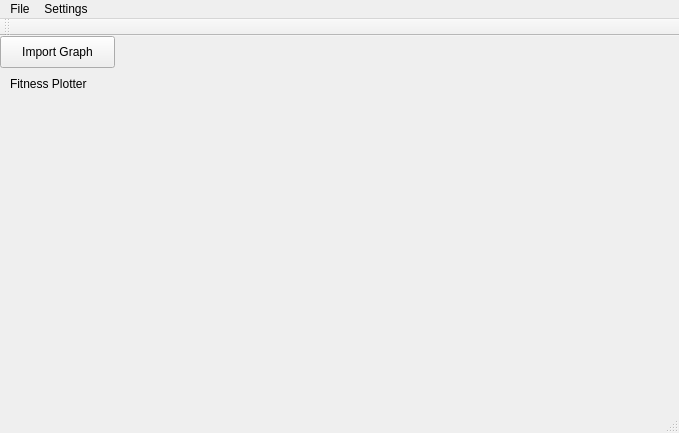
First picture: the form in src/mainwindow.ui, repository RochauD/Clusterer, before the edit.
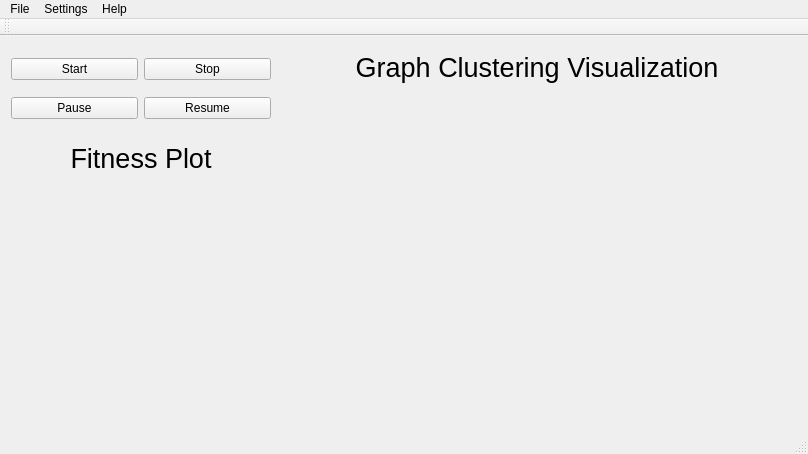
Second picture: the form after the edit.

Patch:
```diff
--- a/src/mainwindow.ui
+++ b/src/mainwindow.ui
@@ -6,47 +6,118 @@
    <rect>
     <x>0</x>
     <y>0</y>
-    <width>679</width>
-    <height>433</height>
+    <width>808</width>
+    <height>454</height>
    </rect>
   </property>
   <property name="windowTitle">
-   <string>MainWindow</string>
+   <string>Clusterer</string>
+  </property>
+  <property name="windowOpacity">
+   <double>1.000000000000000</double>
+  </property>
+  <property name="layoutDirection">
+   <enum>Qt::LeftToRight</enum>
+  </property>
+  <property name="locale">
+   <locale language="English" country="UnitedStates"/>
   </property>
   <widget class="QWidget" name="centralWidget">
-   <widget class="QPushButton" name="pushButton">
-    <property name="geometry">
-     <rect>
-      <x>0</x>
-      <y>0</y>
-      <width>115</width>
-      <height>32</height>
-     </rect>
-    </property>
-    <property name="text">
-     <string>Import Graph</string>
-    </property>
-   </widget>
-   <widget class="QLabel" name="label">
-    <property name="geometry">
-     <rect>
-      <x>10</x>
-      <y>40</y>
-      <width>101</width>
-      <height>16</height>
-     </rect>
-    </property>
-    <property name="text">
-     <string>Fitness Plotter</string>
-    </property>
-   </widget>
+   <layout class="QGridLayout" name="gridLayout_4">
+    <item row="0" column="0">
+     <layout class="QGridLayout" name="gridLayout_2">
+      <item row="0" column="0" rowspan="2">
+       <layout class="QGridLayout" name="gridLayout_3">
+        <item row="1" column="0">
+         <widget class="QPushButton" name="pushButton_2">
+          <property name="text">
+           <string>Pause</string>
+          </property>
+         </widget>
+        </item>
+        <item row="0" column="0">
+         <widget class="QPushButton" name="pushButton">
+          <property name="text">
+           <string>Start</string>
+          </property>
+         </widget>
+        </item>
+        <item row="0" column="1">
+         <widget class="QPushButton" name="pushButton_4">
+          <property name="text">
+           <string>Stop</string>
+          </property>
+         </widget>
+        </item>
+        <item row="1" column="1">
+         <widget class="QPushButton" name="pushButton_3">
+          <property name="text">
+           <string>Resume</string>
+          </property>
+         </widget>
+        </item>
+       </layout>
+      </item>
+      <item row="3" column="0" rowspan="6">
+       <widget class="QWidget" name="widget" native="true"/>
+      </item>
+      <item row="2" column="0">
+       <widget class="QLabel" name="label_3">
+        <property name="font">
+         <font>
+          <pointsize>20</pointsize>
+          <weight>50</weight>
+          <bold>false</bold>
+         </font>
+        </property>
+        <property name="text">
+         <string>Fitness Plot</string>
+        </property>
+        <property name="alignment">
+         <set>Qt::AlignCenter</set>
+        </property>
+       </widget>
+      </item>
+      <item row="1" column="1" rowspan="8" colspan="2">
+       <widget class="QWidget" name="widget_2" native="true">
+        <property name="sizePolicy">
+         <sizepolicy hsizetype="Preferred" vsizetype="Preferred">
+          <horstretch>0</horstretch>
+          <verstretch>0</verstretch>
+         </sizepolicy>
+        </property>
+        <property name="autoFillBackground">
+         <bool>true</bool>
+        </property>
+       </widget>
+      </item>
+      <item row="0" column="1" colspan="2">
+       <widget class="QLabel" name="label_2">
+        <property name="font">
+         <font>
+          <pointsize>20</pointsize>
+          <weight>50</weight>
+          <bold>false</bold>
+         </font>
+        </property>
+        <property name="text">
+         <string>Graph Clustering Visualization</string>
+        </property>
+        <property name="alignment">
+         <set>Qt::AlignCenter</set>
+        </property>
+       </widget>
+      </item>
+     </layout>
+    </item>
+   </layout>
   </widget>
   <widget class="QMenuBar" name="menuBar">
    <property name="geometry">
     <rect>
      <x>0</x>
      <y>0</y>
-     <width>679</width>
+     <width>808</width>
      <height>22</height>
     </rect>
    </property>
@@ -62,10 +133,19 @@
     <property name="title">
      <string>Settings</string>
     </property>
-    <addaction name="actionConfigure"/>
+    <addaction name="actionEdit_Settings"/>
+    <addaction name="actionSave_Settings_2"/>
+    <addaction name="actionLoad_Settings_2"/>
+   </widget>
+   <widget class="QMenu" name="menuHelp">
+    <property name="title">
+     <string>Help</string>
+    </property>
+    <addaction name="actionAbout_2"/>
    </widget>
    <addaction name="menuFile"/>
    <addaction name="menuSettings"/>
+   <addaction name="menuHelp"/>
   </widget>
   <widget class="QToolBar" name="mainToolBar">
    <attribute name="toolBarArea">
```
Left out of the diff: 84 changed lines with no effect on the pictures.
